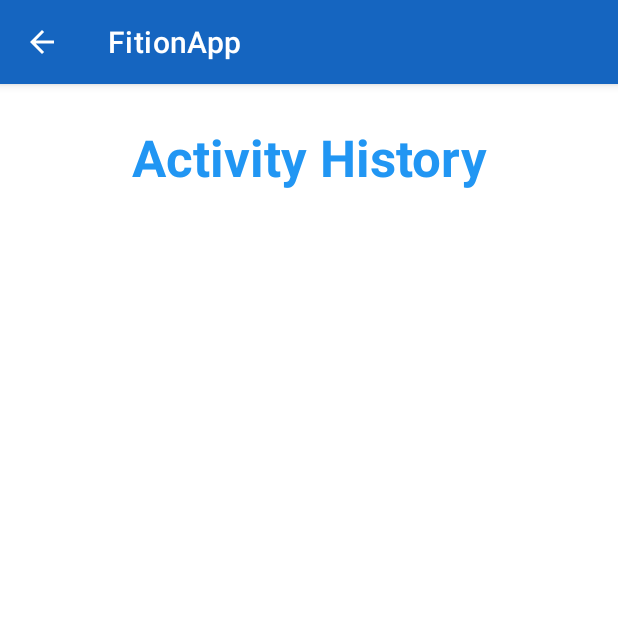
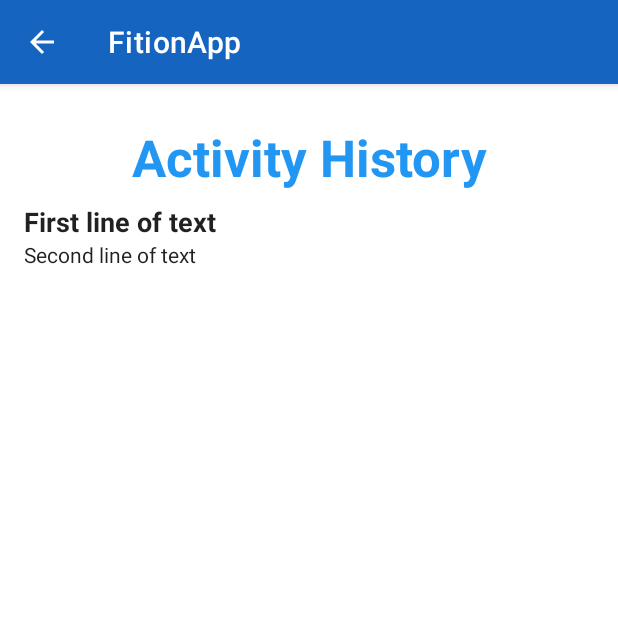
Before and after one commit to hiranlowe/FitionApp, an Android app: the screen it shows after launch (HistoryActivity), after a tap on "History", on a phone screen of 412 x 824 dp, the top half of it. Run offline under Robolectric (Android 15) with nearby library versions, the phone set to English and light mode, and no system bars; libraries missing offline, so code that uses them is left out: com.hivemq.client.

Commit message:
Add multiline, refresh history

```diff
--- a/app/build.gradle
+++ b/app/build.gradle
@@ -44,5 +44,6 @@ dependencies {
     androidTestImplementation 'androidx.test.ext:junit:1.1.3'
     androidTestImplementation 'androidx.test.espresso:espresso-core:3.4.0'
     implementation 'com.hivemq:hivemq-mqtt-client:1.2.1'
+    implementation "androidx.swiperefreshlayout:swiperefreshlayout:1.1.0"
 
 }
--- a/app/src/main/java/com/fition/fitionapp/HistoryActivity.java
+++ b/app/src/main/java/com/fition/fitionapp/HistoryActivity.java
@@ -2,13 +2,18 @@ package com.fition.fitionapp;
 
 import androidx.appcompat.app.ActionBar;
 import androidx.appcompat.app.AppCompatActivity;
+import androidx.swiperefreshlayout.widget.SwipeRefreshLayout;
 
 import android.app.ProgressDialog;
 import android.content.Intent;
 import android.os.AsyncTask;
 import android.os.Bundle;
+import android.util.Log;
+import android.view.View;
+import android.view.ViewGroup;
 import android.widget.ArrayAdapter;
 import android.widget.ListView;
+import android.widget.SimpleAdapter;
 import android.widget.TextView;
 import android.widget.Toolbar;
 
@@ -21,13 +26,18 @@ import java.net.HttpURLConnection;
 import java.net.URL;
 import java.util.ArrayList;
 import java.util.Arrays;
+import java.util.HashMap;
 import java.util.List;
+import java.util.Map;
 
 public class HistoryActivity extends AppCompatActivity {
 
     TextView textView;
-    String[] ListElements = new String[] {};
+    List<Map<String, String>> data = new ArrayList<Map<String, String>>();
+    Map<String, String> datum = new HashMap<String, String>(2);
+
     ListView listview;
+    SwipeRefreshLayout mySwipeRefreshLayout;
 
     @Override
     protected void onCreate(Bundle savedInstanceState) {
@@ -37,22 +47,33 @@ public class HistoryActivity extends AppCompatActivity {
         // Get a support ActionBar corresponding to this toolbar
         ActionBar ab = getSupportActionBar();
         listview = findViewById(R.id.listView2);
+        mySwipeRefreshLayout = findViewById(R.id.swiperefresh);
         // Enable the Up button
         ab.setDisplayHomeAsUpEnabled(true);
 
         // Get the Intent that started this activity and extract the string
         Intent intent = getIntent();
         String message = intent.getStringExtra(MainActivity.EXTRA_MESSAGE);
-
-        // Capture the layout's TextView and set the string as its text
-
-
         // create object of MyAsyncTasks class and execute it
         AsyncDownload myAsyncTasks = new AsyncDownload();
         myAsyncTasks.execute();
+        mySwipeRefreshLayout.setOnRefreshListener(
+                new SwipeRefreshLayout.OnRefreshListener() {
+                    @Override
+                    public void onRefresh() {
+                        System.out.println("Refreshing");
+
+                        // This method performs the actual data-refresh operation.
+                        // The method calls setRefreshing(false) when it's finished.
+                        new AsyncDownload().execute();
+                    }
+                }
+        );
+
+
     }
 
-    private void showActi(JSONArray jsonArray, ArrayAdapter<String> adapter, List<String> ListElementsArrayList){
+    private void showActi(JSONArray jsonArray, SimpleAdapter adapter){
 //
         try {
             for (int i = 0; i < jsonArray.length(); i++) {
@@ -60,7 +81,10 @@ public class HistoryActivity extends AppCompatActivity {
                 String sentiment_text=jsonArray.getJSONObject(i).getString("sentiment_text");
                 String probability=jsonArray.getJSONObject(i).getString("probability");
                 String current_time=jsonArray.getJSONObject(i).getString("current_time");
-                ListElementsArrayList.add(sentiment+" "+sentiment_text+"-"+probability+"-"+current_time);
+                datum.put("First Line", sentiment+" "+sentiment_text);
+                datum.put("Second Line", probability+" "+current_time);
+//                datum.put(sentiment+" "+sentiment_text, probability+" "+current_time);
+                data.add(datum);
             }
         }catch (Exception e){
             e.printStackTrace();
@@ -135,9 +159,33 @@ public class HistoryActivity extends AppCompatActivity {
             // show results
             // dismiss the progress dialog after receiving data from API
             progressDialog.dismiss();
-            final List<String> ListElementsArrayList = new ArrayList<>(Arrays.asList(ListElements));
-            final ArrayAdapter<String> adapter = new ArrayAdapter<>
-                    (HistoryActivity.this, android.R.layout.simple_list_item_1, ListElementsArrayList);
+            datum.put("First Line", "First line of text");
+            datum.put("Second Line","Second line of text");
+            data.add(datum);
+            SimpleAdapter adapter = new SimpleAdapter(HistoryActivity.this, data,
+                    R.layout.list_view,
+                    new String[] {"First Line", "Second Line" },
+                    new int[] {R.id.text1, R.id.text2 });
+            ListView listView = (ListView) findViewById(R.id.listView2);
+            listView.setAdapter(adapter);
+//            final List<String> ListElementsArrayList = new ArrayList<>(Arrays.asList(ListElements));
+//            final ArrayAdapter<String> adapter = new ArrayAdapter<>
+//                    (HistoryActivity.this, android.R.layout.simple_list_item_1, ListElementsArrayList);
+//            final ArrayAdapter<String> adapter = new ArrayAdapter(HistoryActivity.this, android.R.layout.simple_list_item_2, android.R.id.text1, ListElements) {
+//                @Override
+//                public View getView(int position, View convertView, ViewGroup parent) {
+//                    System.out.println("here5");
+//                    View view = super.getView(position, convertView, parent);
+//                    TextView text1 = (TextView) view.findViewById(android.R.id.text1);
+//                    TextView text2 = (TextView) view.findViewById(android.R.id.text2);
+////                    String pred = ListElements[position];
+//                    System.out.println(position);
+////                    String[] parts = pred.split("-");
+//                    text1.setText("hi");
+//                    text2.setText("hey");
+//                    return view;
+//                }
+//            };
             listview.setAdapter(adapter);
             try {
 
@@ -147,7 +195,8 @@ public class HistoryActivity extends AppCompatActivity {
                 System.out.println(jsonArray.getJSONObject(0));
 //                String data = jsonArray.getJSONObject(0).getString("title");
 //                textView.setText(data);
-                showActi(jsonArray, adapter, ListElementsArrayList);
+                showActi(jsonArray, adapter);
+                mySwipeRefreshLayout.setRefreshing(false);
 //                for (int i = 0; i < jsonArray.length(); i++) {
 //                    String userId=jsonArray.getJSONObject(i).getString("userId");
 //                    String title=jsonArray.getJSONObject(i).getString("title");
--- a/app/src/main/java/com/fition/fitionapp/MainActivity.java
+++ b/app/src/main/java/com/fition/fitionapp/MainActivity.java
@@ -17,6 +17,7 @@ import android.widget.ArrayAdapter;
 import android.widget.Button;
 import android.widget.EditText;
 import android.widget.ListView;
+import android.widget.SimpleAdapter;
 import android.widget.TextView;
 import android.widget.Toast;
 
@@ -39,7 +40,9 @@ import java.net.HttpURLConnection;
 import java.net.URL;
 import java.util.ArrayList;
 import java.util.Arrays;
+import java.util.HashMap;
 import java.util.List;
+import java.util.Map;
 import java.util.concurrent.atomic.AtomicInteger;
 
 
@@ -62,11 +65,8 @@ public class MainActivity extends AppCompatActivity {
 
 //    EditText GetValue;
     List <String> msgs = new ArrayList<>();
-    String[] ListElements = new String[] {
-            "Falling - 15.45 PM 08-02-2022",
-            "Walking - 13.20 PM 15-02-2022",
-            "Walking - 08.37 PM 18-02-2022",
-    };
+    List<Map<String, String>> data = new ArrayList<Map<String, String>>();
+    Map<String, String> datum = new HashMap<String, String>(2);
 
 
 
@@ -85,10 +85,15 @@ public class MainActivity extends AppCompatActivity {
         fab = findViewById(R.id.fab);
 //        GetValue = findViewById(R.id.editText1);
 
-        final List<String> ListElementsArrayList = new ArrayList<>(Arrays.asList(ListElements));
-        final ArrayAdapter<String> adapter = new ArrayAdapter<>
-                (MainActivity.this, android.R.layout.simple_list_item_1, ListElementsArrayList);
-        listview.setAdapter(adapter);
+        datum.put("First Line", "First line of text");
+        datum.put("Second Line","Second line of text");
+        data.add(datum);
+        SimpleAdapter adapter = new SimpleAdapter(MainActivity.this, data,
+                R.layout.list_view,
+                new String[] {"First Line", "Second Line" },
+                new int[] {R.id.text1, R.id.text2 });
+        ListView listView = (ListView) findViewById(R.id.listView1);
+        listView.setAdapter(adapter);
 
         addButton.setOnClickListener(new View.OnClickListener() {
             @RequiresApi(api = Build.VERSION_CODES.N)
@@ -141,7 +146,7 @@ public class MainActivity extends AppCompatActivity {
                             public void run() {
 
                                 // Stuff that updates the UI
-                                showActi(msg, adapter, ListElementsArrayList);
+                                showActi(msg, adapter);
 
                             }
                         });
@@ -165,7 +170,7 @@ public class MainActivity extends AppCompatActivity {
                 //publish a message to the topic "my/test/topic"
                 client.publishWith()
                         .topic("my/test/topic")
-                        .payload(UTF_8.encode("Falling | Falling | 0.91 | 02.35PM"))
+                        .payload(UTF_8.encode("sentiment"+" "+"sentiment_text"+"-"+"str(probability)"+" "+"current_time"))
                         .send();
             }
         });
@@ -216,8 +221,11 @@ public class MainActivity extends AppCompatActivity {
         return;
     }
 
-    private void showActi(String msg, ArrayAdapter<String> adapter, List<String> ListElementsArrayList){
-        ListElementsArrayList.add(msg);
+    private void showActi(String msg, SimpleAdapter adapter){
+        String[] parts = msg.split("-");
+        datum.put("First Line", parts[0]);
+        datum.put("Second Line",parts[1]);
+        data.add(datum);
         adapter.notifyDataSetChanged();
         return;
     }
--- a/app/src/main/res/layout/activity_history.xml
+++ b/app/src/main/res/layout/activity_history.xml
@@ -1,3 +1,8 @@
+<androidx.swiperefreshlayout.widget.SwipeRefreshLayout
+    xmlns:android="http://schemas.android.com/apk/res/android"
+    android:id="@+id/swiperefresh"
+    android:layout_width="match_parent"
+    android:layout_height="match_parent">
 <RelativeLayout xmlns:android="http://schemas.android.com/apk/res/android"
     xmlns:tools="http://schemas.android.com/tools"
     android:layout_width="match_parent"
@@ -31,3 +36,5 @@
 
 
 </RelativeLayout>
+
+</androidx.swiperefreshlayout.widget.SwipeRefreshLayout>
--- /dev/null
+++ b/app/src/main/res/layout/list_view.xml
@@ -0,0 +1,31 @@
+<?xml version="1.0" encoding="utf-8"?>
+
+<TwoLineListItem xmlns:android="http://schemas.android.com/apk/res/android"
+    xmlns:tools="http://schemas.android.com/tools"
+    android:layout_width="match_parent"
+    android:layout_height="wrap_content"
+    android:minHeight="?attr/listPreferredItemHeight"
+    android:mode="twoLine"
+    android:paddingStart="?attr/listPreferredItemPaddingStart"
+    android:paddingEnd="?attr/listPreferredItemPaddingEnd">
+
+    <TextView
+        android:id="@+id/text1"
+        android:layout_width="match_parent"
+        android:layout_height="wrap_content"
+        android:layout_marginTop="8dp"
+        android:text="Hello"
+        android:textAppearance="?attr/textAppearanceListItem"
+        android:textSize="18sp"
+        android:textStyle="bold" />
+
+    <TextView
+        android:id="@id/text2"
+        android:layout_width="match_parent"
+        android:layout_height="wrap_content"
+        android:layout_below="@id/text1"
+        android:layout_alignStart="@id/text1"
+        android:text="hey"
+        android:textAppearance="?attr/textAppearanceListItemSecondary" />
+
+</TwoLineListItem>
```
Also changed, not shown: 1 other file.
